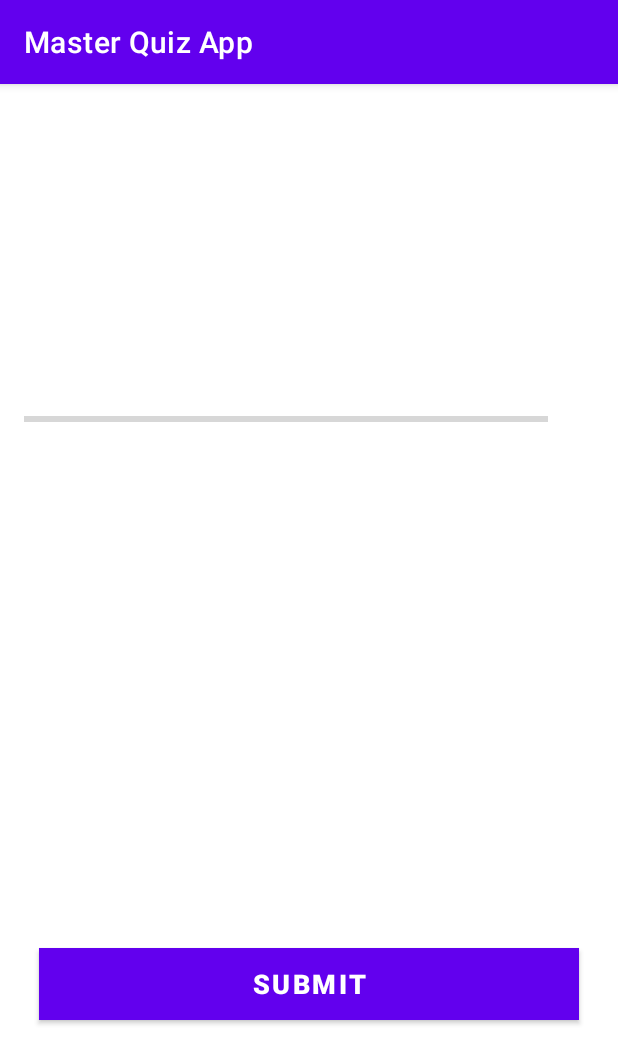
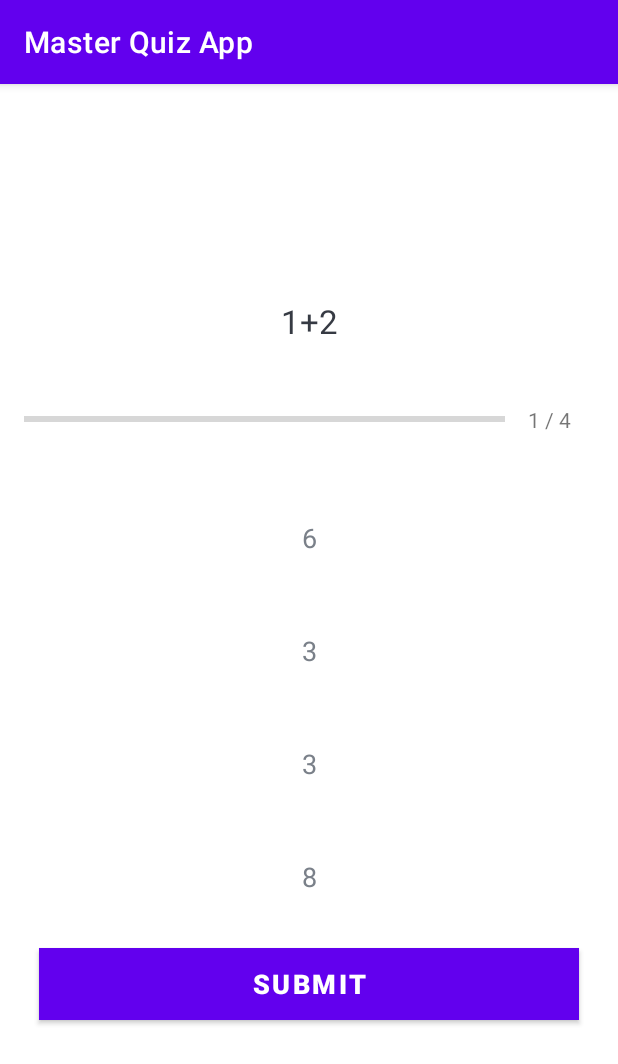
Before and after one commit to agostinhoramos/MasterQuizApp, an Android app: the QuestionActivity screen opened directly, with no data from a screen before it, on a phone screen of 412 x 824 dp. Shown: the top 1064 px of the screen. Run offline under Robolectric (Android 15) with nearby library versions, the phone set to English and light mode, and no system bars.

Commit message:
Setting up question click event

```diff
--- a/app/src/main/java/pt/ipg/application/masterquizapp/QuestionActivity.kt
+++ b/app/src/main/java/pt/ipg/application/masterquizapp/QuestionActivity.kt
@@ -3,13 +3,68 @@ package pt.ipg.application.masterquizapp
 import androidx.appcompat.app.AppCompatActivity
 import android.os.Bundle
 import android.util.Log
+import android.view.View
+import android.widget.Button
+import android.widget.TextView
 
-class QuestionActivity : AppCompatActivity() {
+class QuestionActivity : AppCompatActivity(), View.OnClickListener {
+    private var mCurrentPosition: Int = 1
+    private var mQuestionList: ArrayList<Question>? = null
+    private var mSelectedOptionPosition: Int = 0
+
     override fun onCreate(savedInstanceState: Bundle?) {
         super.onCreate(savedInstanceState)
         setContentView(R.layout.activity_question)
 
-        val questionList = Constants.getQuestions()
-        Log.i("Question size", "${questionList.size}")
+        // Enable on click event
+        findViewById<TextView>(R.id.tv_option_one)
+            .setOnClickListener(this)
+        findViewById<TextView>(R.id.tv_option_two)
+            .setOnClickListener(this)
+        findViewById<TextView>(R.id.tv_option_three)
+            .setOnClickListener(this)
+        findViewById<TextView>(R.id.tv_option_four)
+            .setOnClickListener(this)
+
+        mQuestionList = Constants.getQuestions()
+
+        var currentPosition = 1
+        var progressBar = findViewById<TextView>(R.id.tv_progress)
+        progressBar.text = "$currentPosition / 4"
+
+        setQuestion()
+    }
+
+    private fun setQuestion() {
+
+        val question =
+            mQuestionList!![mCurrentPosition - 1]
+
+        findViewById<TextView>(R.id.tv_question).text = question.question
+        findViewById<TextView>(R.id.tv_option_one).text = question.optionOne
+        findViewById<TextView>(R.id.tv_option_two).text = question.optionTwo
+        findViewById<TextView>(R.id.tv_option_three).text = question.optionThree
+        findViewById<TextView>(R.id.tv_option_four).text = question.optionFour
+    }
+
+    // set click event
+    override fun onClick(v: View?) {
+        when (v?.id) {
+            R.id.tv_question -> {
+                print("You type Question")
+            }
+            R.id.tv_option_one -> {
+                print("You type 1")
+            }
+            R.id.tv_option_two -> {
+                print("You type 2")
+            }
+            R.id.tv_option_three -> {
+                print("You type 3")
+            }
+            R.id.tv_option_four -> {
+                print("You type 4")
+            }
+        }
     }
 }
```
